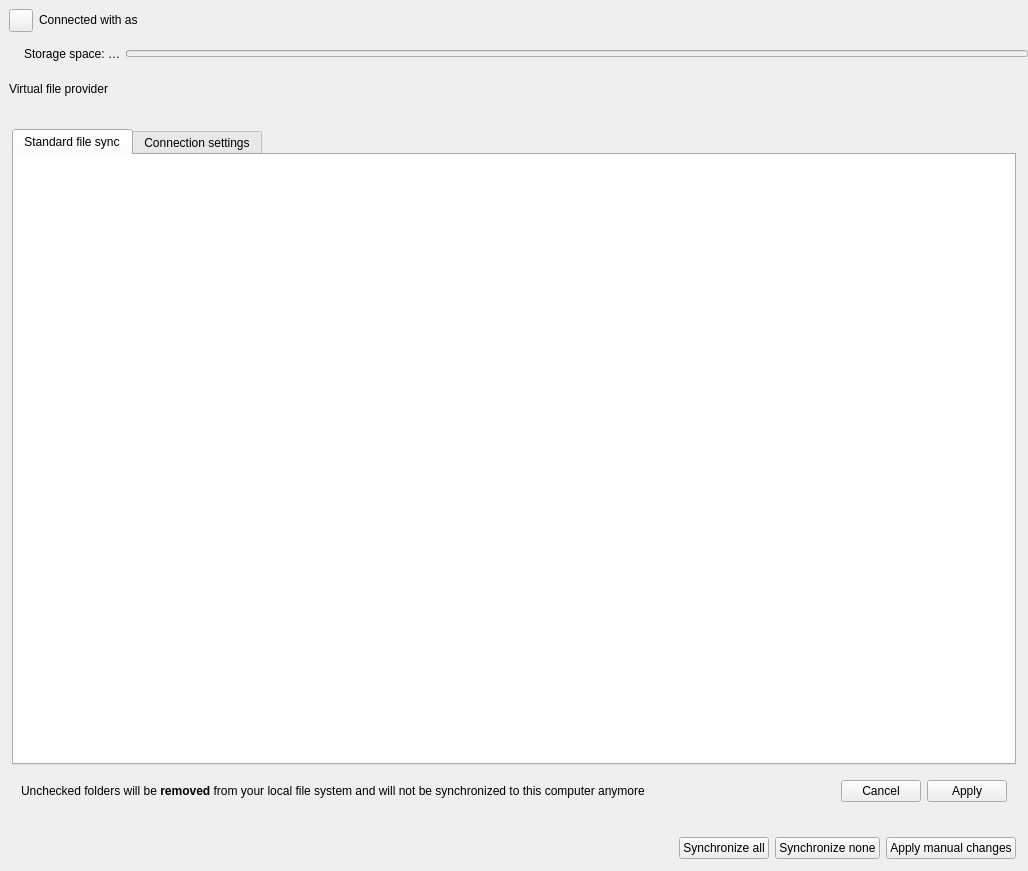
Old version of the form src/gui/accountsettings.ui in the repository nextcloud/desktop.
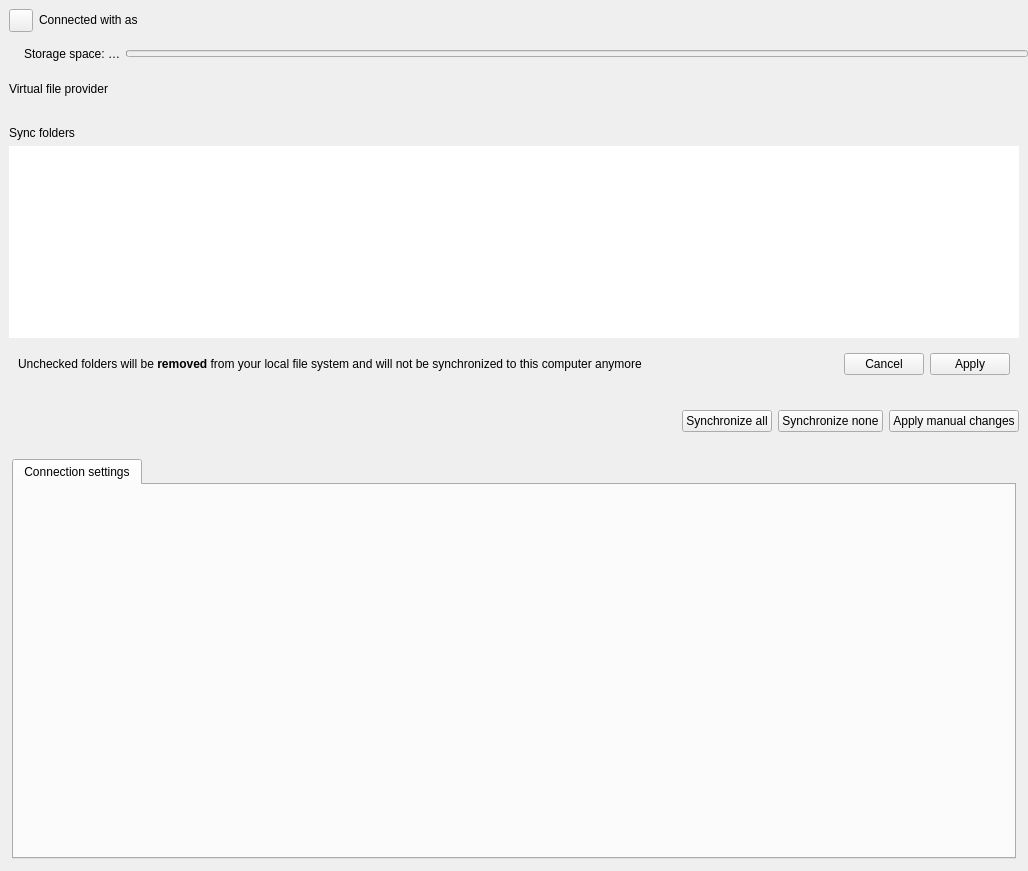
New version of the form. Custom widgets are drawn as their Qt base class.

Commit message: fix: size sync folders panel to contents

```diff
--- a/src/gui/accountsettings.ui
+++ b/src/gui/accountsettings.ui
@@ -198,36 +198,21 @@
     </widget>
    </item>
    <item row="2" column="0">
-    <widget class="QFrame" name="accountTabsPanel">
+    <widget class="QFrame" name="syncFoldersPanel">
      <property name="frameShape">
       <enum>QFrame::NoFrame</enum>
      </property>
-     <layout class="QVBoxLayout" name="accountTabsLayout">
-      <property name="leftMargin">
-       <number>12</number>
-      </property>
-      <property name="topMargin">
-       <number>12</number>
-      </property>
-      <property name="rightMargin">
-       <number>12</number>
-      </property>
-      <property name="bottomMargin">
-       <number>12</number>
-      </property>
+     <layout class="QVBoxLayout" name="syncFoldersPanelLayout">
       <item>
-       <widget class="QTabWidget" name="tabWidget">
-        <property name="tabShape">
-         <enum>QTabWidget::Rounded</enum>
+       <widget class="QLabel" name="syncFoldersPanelTitle">
+        <property name="text">
+         <string>Sync folders</string>
         </property>
-        <property name="currentIndex">
-         <number>0</number>
-        </property>
-        <widget class="QWidget" name="standardSyncTab">
-         <attribute name="title">
-          <string>Standard file sync</string>
-         </attribute>
-         <layout class="QVBoxLayout" name="verticalLayout_4" stretch="0">
+       </widget>
+      </item>
+      <item>
+       <widget class="QWidget" name="syncFoldersPanelContents" native="true">
+        <layout class="QVBoxLayout" name="syncFoldersLayout">
           <property name="leftMargin">
            <number>0</number>
           </property>
@@ -243,7 +228,7 @@
           <item>
            <widget class="OCC::FolderStatusView" name="_folderList">
             <property name="sizePolicy">
-             <sizepolicy hsizetype="Expanding" vsizetype="Expanding">
+            <sizepolicy hsizetype="Expanding" vsizetype="Preferred">
               <horstretch>0</horstretch>
               <verstretch>0</verstretch>
              </sizepolicy>
@@ -265,15 +250,6 @@
             </property>
            </widget>
           </item>
-         </layout>
-        </widget>
-        <widget class="QWidget" name="connectionSettingsTab">
-         <attribute name="title">
-          <string>Connection settings</string>
-         </attribute>
-        </widget>
-       </widget>
-      </item>
       <item>
        <widget class="QWidget" name="selectiveSyncStatus" native="true">
         <layout class="QHBoxLayout" name="horizontalLayout_3">
@@ -417,6 +393,45 @@
           </layout>
          </item>
         </layout>
+          </widget>
+         </item>
+        </layout>
+       </widget>
+      </item>
+     </layout>
+    </widget>
+   </item>
+   <item row="3" column="0">
+    <widget class="QFrame" name="accountTabsPanel">
+     <property name="frameShape">
+      <enum>QFrame::NoFrame</enum>
+     </property>
+     <layout class="QVBoxLayout" name="accountTabsLayout">
+      <property name="leftMargin">
+       <number>12</number>
+      </property>
+      <property name="topMargin">
+       <number>12</number>
+      </property>
+      <property name="rightMargin">
+       <number>12</number>
+      </property>
+      <property name="bottomMargin">
+       <number>12</number>
+      </property>
+      <item>
+       <widget class="QTabWidget" name="tabWidget">
+        <property name="tabShape">
+         <enum>QTabWidget::Rounded</enum>
+        </property>
+        <property name="currentIndex">
+         <number>0</number>
+        </property>
+        <widget class="QWidget" name="connectionSettingsTab">
+         <attribute name="title">
+          <string>Connection settings</string>
+         </attribute>
+        </widget>
        </widget>
       </item>
      </layout>
```
Left out of the diff: 3 changed lines with no effect on the pictures. Lines whose indentation alone changed are shown as unchanged. The commit also changes 3 other files.
